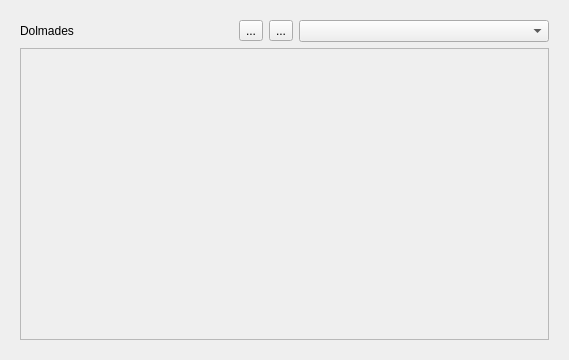
Above: dolmades/basewidget.ui from dolmades/dolmades-gui before the change. Below: the same form after it.
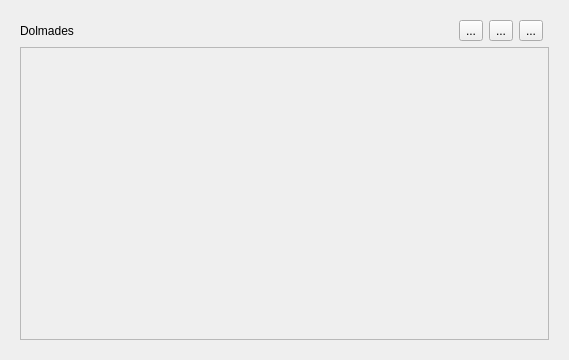
That is the form after the change. Icons and pictures are not drawn.

Diff of the .ui file:
```diff
--- a/dolmades/basewidget.ui
+++ b/dolmades/basewidget.ui
@@ -21,7 +21,7 @@
      </property>
      <widget class="QWidget" name="dolmadesWidget">
       <layout class="QGridLayout" name="gridLayout_2">
-       <item row="0" column="3">
+       <item row="0" column="4">
         <widget class="QToolButton" name="toolButton">
          <property name="text">
           <string>...</string>
@@ -32,13 +32,6 @@
          </property>
         </widget>
        </item>
-       <item row="0" column="0">
-        <widget class="QLabel" name="label">
-         <property name="text">
-          <string>Dolmades</string>
-         </property>
-        </widget>
-       </item>
        <item row="0" column="1">
         <spacer name="horizontalSpacer">
          <property name="orientation">
@@ -52,17 +45,14 @@
          </property>
         </spacer>
        </item>
-       <item row="0" column="4">
-        <widget class="QComboBox" name="comboBox">
-         <property name="minimumSize">
-          <size>
-           <width>250</width>
-           <height>0</height>
-          </size>
+       <item row="0" column="0">
+        <widget class="QLabel" name="label">
+         <property name="text">
+          <string>Dolmades</string>
          </property>
         </widget>
        </item>
-       <item row="1" column="0" colspan="5">
+       <item row="1" column="0" colspan="6">
         <widget class="QScrollArea" name="scrollArea">
          <property name="autoFillBackground">
           <bool>true</bool>
@@ -76,13 +66,13 @@
             <x>0</x>
             <y>0</y>
             <width>531</width>
-            <height>282</height>
+            <height>293</height>
            </rect>
           </property>
          </widget>
         </widget>
        </item>
-       <item row="0" column="2">
+       <item row="0" column="3">
         <widget class="QToolButton" name="toolButton_2">
          <property name="text">
           <string>...</string>
@@ -93,6 +83,17 @@
          </property>
         </widget>
        </item>
+       <item row="0" column="2">
+        <widget class="QToolButton" name="toolButton_3">
+         <property name="text">
+          <string>...</string>
+         </property>
+         <property name="icon">
+          <iconset resource="resources.qrc">
+           <normaloff>:/icons/update.png</normaloff>:/icons/update.png</iconset>
+         </property>
+        </widget>
+       </item>
       </layout>
      </widget>
      <widget class="QWidget" name="recipesWidget">
```
